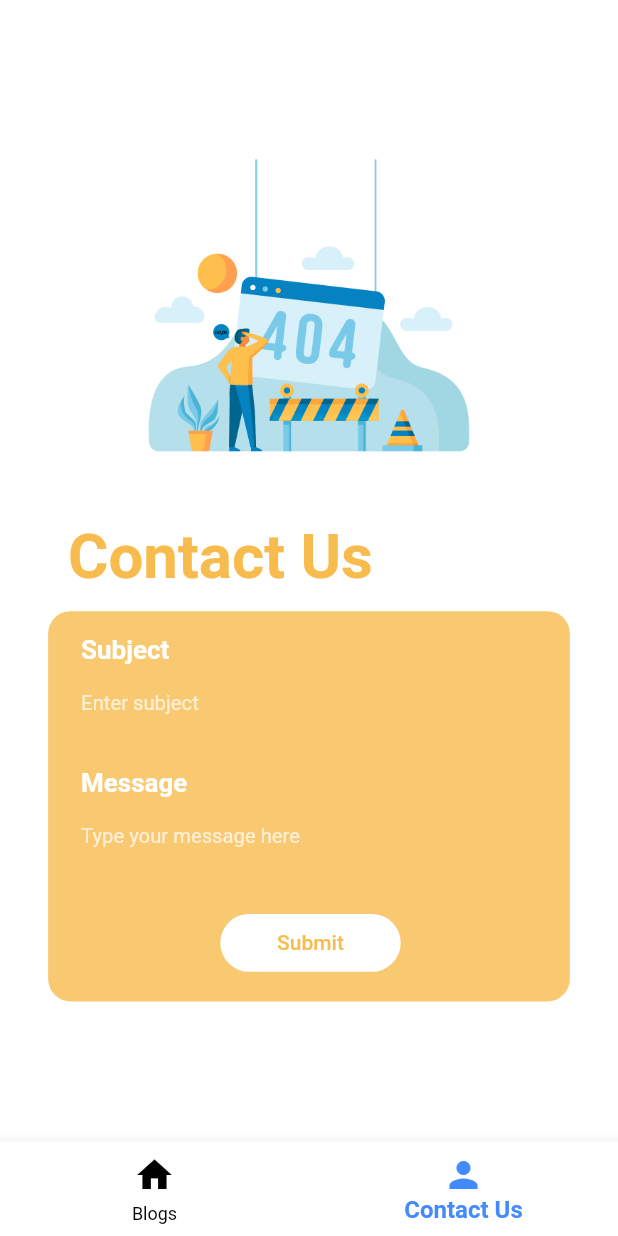
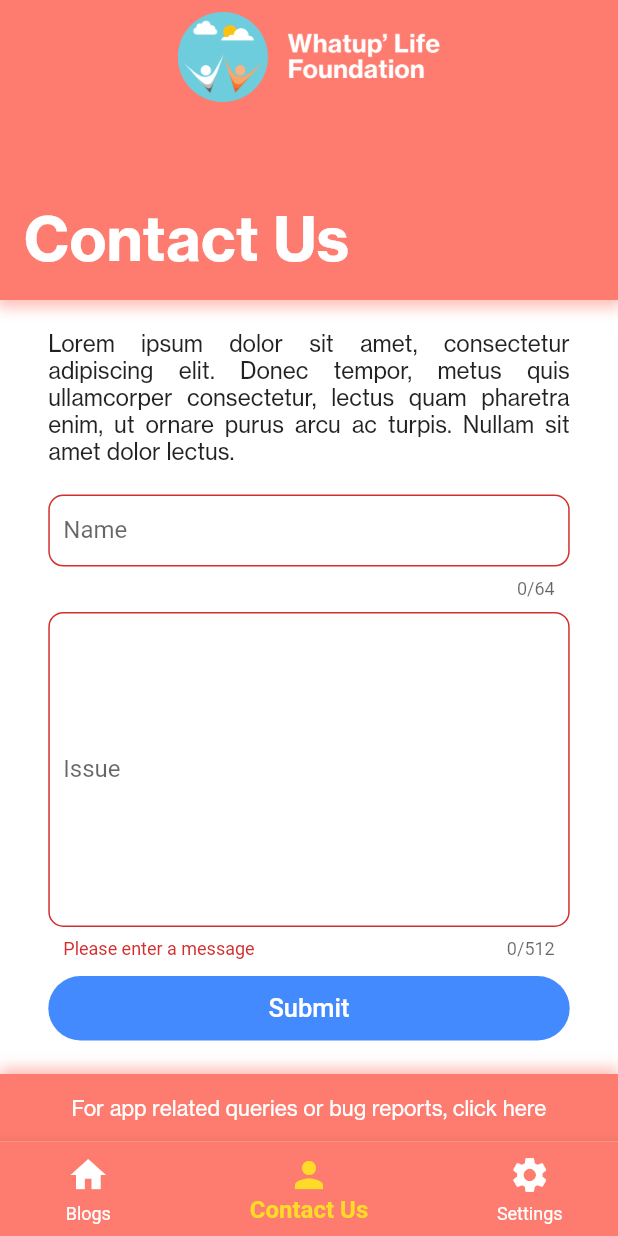
Before and after one commit to Mayur57/wlf-app, a Flutter app: the BottomNavigationBarController screen opened by its route, item 2 of the bottom bar chosen, after a tap on "Submit", on a phone screen of 412 x 824 dp. Run offline on Flutter 3.47's test engine with Material 2 defaults, Android fonts, the phone set to English and light mode, and no system bars; our stand-ins replace cached_network_image, cloud_firestore, expandable; accounts and stored records are empty; Roboto replaces fonts that are missing (Circular Medium, assets/font/NHGTX-regular.ttf).

Commit message:
Navbar, Settings Page and Contacts Page completely redone

```diff
--- /dev/null
+++ b/lib/res/color.dart
@@ -0,0 +1,6 @@
+import 'package:flutter/material.dart';
+
+const Color mainColor = Color(0xFF01B1D2);
+const Color accent = Color(0xFFFEDB27);
+const Color wlfCoral = Color(0xFFFD7C6F);
+const Color wlfGraphite = Color(0xFF2A2B2A);
--- a/lib/res/strings.dart
+++ b/lib/res/strings.dart
@@ -2,8 +2,13 @@
 
 //Image Links
 String loginPageLogoImage = 'assets/images/WLF_loginpage_header.png';
+String loginPageLogoImageWhite = 'assets/images/WUF_logo-white.png';
+String loginPageLogoImageBlack = 'assets/images/WUF_logo-black.png';
+
 
 //Font
 String NHregular = "assets/font/NHGTX-regular.ttf";
 String NHbold = "assets/font/NHGTX-bold.ttf";
 String NHmedium = "assets/font/NHGTX-medium.ttf";
+
+String lipsum = "Lorem ipsum dolor sit amet, consectetur adipiscing elit. Donec tempor, metus quis ullamcorper consectetur, lectus quam pharetra enim, ut ornare purus arcu ac turpis. Nullam sit amet dolor lectus.";
--- a/lib/screens/blog.dart
+++ b/lib/screens/blog.dart
@@ -2,6 +2,8 @@ import 'dart:ui';
 import 'package:cached_network_image/cached_network_image.dart';
 import 'package:flutter/cupertino.dart';
 import 'package:flutter/material.dart';
+import 'package:wlf/res/color.dart';
+import 'package:wlf/res/strings.dart';
 import 'package:wlf/screens/content.dart';
 import 'package:wlf/util/scaler.dart';
 import 'package:wlf/widgets/navbar.dart';
@@ -40,45 +42,45 @@ class _BlogPageState extends State<BlogPage> {
   @override
   Widget build(BuildContext context) {
     return Scaffold(
+      backgroundColor: Colors.white70,
       appBar: AppBar(
+        backgroundColor: mainColor,
+        automaticallyImplyLeading: false,
         actions: <Widget>[
-          InkWell(
+          IconButton(
+            tooltip: "Logout",
+            icon: Icon(
+              Icons.power_settings_new,
+              color: Colors.white,
+            ),
+          ),
+          Padding(
+            padding: const EdgeInsets.only(right: 8.0),
             child: IconButton(
+              tooltip: "Notifications",
               icon: Icon(
                 Icons.notifications,
                 color: Colors.white,
-                size: 3.5 * SizeConfig.heightSizeMultiplier,
               ),
             ),
           ),
         ],
-        title: Text("Whatup' Life Foundation"),
-        centerTitle: true,
-        backgroundColor: Colors.lightBlueAccent,
-        elevation: 0,
+        title: Text("Whatup' Life Foundation",
+            style: TextStyle(fontFamily: 'NHGTX')),
       ),
-      floatingActionButton: !fab
-          ? null
-          : FloatingActionButton(
-              child: Icon(Icons.arrow_upward),
-              foregroundColor: Colors.white,
-              backgroundColor: Colors.blue,
-              onPressed: () {
-                _scrollController.animateTo(0,
-                    duration: new Duration(seconds: 1), curve: Curves.ease);
-              },
-            ),
-      backgroundColor: Colors.lightBlueAccent,
       body: StreamBuilder<QuerySnapshot>(
         stream: Firestore.instance.collection("blogs").snapshots(),
         builder: (context, snapshot) {
           return !snapshot.hasData
-              ? Text("Check Internet Connection")
-              : ListView.builder(
+              ? Center(child: CircularProgressIndicator(),)
+              : Stack(
+                  children: <Widget>[
+                    ListView.builder(
                         controller: _scrollController,
                         itemCount: snapshot.data.documents.length,
                         itemBuilder: (context, index) {
-                    DocumentSnapshot _blog = snapshot.data.documents[index];
+                          DocumentSnapshot _blog =
+                              snapshot.data.documents[index];
                           return GestureDetector(
                             onTap: () {
                               Navigator.push(
@@ -95,13 +97,12 @@ class _BlogPageState extends State<BlogPage> {
                             child: Container(
                               height: 280,
                               child: Card(
-                          color: Colors.white.withOpacity(0),
-                          elevation: 10,
+                                elevation: 3,
                                 shape: RoundedRectangleBorder(
-                            borderRadius: BorderRadius.circular(15.0),
+                                  borderRadius:
+                                      BorderRadius.circular(8.0),
                                 ),
-                          margin: EdgeInsets.all(10),
-                          semanticContainer: true,
+                                margin: EdgeInsets.symmetric(vertical: 8, horizontal: 10),
                                 clipBehavior: Clip.antiAliasWithSaveLayer,
                                 child: Stack(
                                   children: <Widget>[
@@ -109,23 +110,30 @@ class _BlogPageState extends State<BlogPage> {
                                       height: 280.0,
                                       margin: EdgeInsets.all(2.0),
                                       decoration: BoxDecoration(
-                                    borderRadius: BorderRadius.circular(8.0),
+                                        borderRadius:
+                                            BorderRadius.circular(8.0),
                                         color: Colors.transparent,
                                         image: DecorationImage(
                                           fit: BoxFit.fill,
-                                      image: CachedNetworkImageProvider(
-                                          _blog.data["image_url"]),
-                                    )),
+                                          image:
+                                              CachedNetworkImageProvider(
+                                                  _blog
+                                                      .data["image_url"]),
+                                        ),
+                                      ),
                                     ),
                                     Container(
                                       height: 280,
                                       padding: EdgeInsets.all(10.0),
                                       decoration: BoxDecoration(
-                                  borderRadius: BorderRadius.circular(8.0),
+                                        borderRadius:
+                                            BorderRadius.circular(8.0),
                                         color: Colors.blue,
                                         gradient: LinearGradient(
-                                    begin: FractionalOffset.topCenter,
-                                    end: FractionalOffset.bottomCenter,
+                                          begin:
+                                              FractionalOffset.topCenter,
+                                          end: FractionalOffset
+                                              .bottomCenter,
                                           colors: [
                                             Colors.black.withOpacity(0.6),
                                             Colors.black.withOpacity(0.6),
@@ -135,19 +143,24 @@ class _BlogPageState extends State<BlogPage> {
                                       ),
                                     ),
                                     Container(
-                                height: 280,
+                                      height: 270,
                                       padding: EdgeInsets.symmetric(
-                                    horizontal: 20.0, vertical: 12.0),
+                                          horizontal: 20.0,
+                                          vertical: 12.0),
                                       alignment: Alignment.bottomCenter,
                                       child: Text(
                                         _blog.data["title"].length > 60
-                                      ? _blog.data["title"].substring(0, 60) +
+                                            ? _blog.data["title"]
+                                                    .substring(0, 60) +
                                                 '...'
                                             : _blog.data["title"],
                                         style: TextStyle(
+                                          fontFamily: 'NHGTX',
                                             fontSize:
-                                          MediaQuery.of(context).size.height *
-                                              0.025,
+                                                MediaQuery.of(context)
+                                                        .size
+                                                        .height *
+                                                    0.022,
                                             fontWeight: FontWeight.bold,
                                             color: Colors.white),
                                         textAlign: TextAlign.center,
@@ -158,7 +171,9 @@ class _BlogPageState extends State<BlogPage> {
                               ),
                             ),
                           );
-                  });
+                        }),
+                  ],
+                );
         },
       ),
     );
--- a/lib/screens/contactus.dart
+++ b/lib/screens/contactus.dart
@@ -2,7 +2,9 @@ import 'dart:ui';
 
 import 'package:flutter/cupertino.dart';
 import 'package:flutter/material.dart';
+import 'package:flutter/rendering.dart';
 import 'package:flutter/widgets.dart';
+import 'package:wlf/res/color.dart';
 import 'package:wlf/res/strings.dart';
 import '../main.dart';
 import '../util/scaler.dart';
@@ -15,153 +17,197 @@ class ContactUs extends StatefulWidget {
 }
 
 class _ContactUsState extends State<ContactUs> {
+  final _formKey = GlobalKey<FormState>();
+  TextEditingController _name = TextEditingController();
   TextEditingController _subject = TextEditingController();
   TextEditingController _message = TextEditingController();
+
+  String username = '';
+  String userSubject = '';
+  String userMessage = '';
+
   @override
   Widget build(BuildContext context) {
     return Scaffold(
       backgroundColor: Colors.white,
-        body:SingleChildScrollView(
-            padding: EdgeInsets.only(bottom:MediaQuery.of(context).viewInsets.bottom),
-            child:Center(
-                child:Padding(
-                  padding: EdgeInsets.only(top:80),
+      body: Container(
+        height: MediaQuery.of(context).size.height,
         child: Column(
+          mainAxisSize: MainAxisSize.max,
+          mainAxisAlignment: MainAxisAlignment.spaceBetween,
           children: <Widget>[
-                      Row(
-                        mainAxisAlignment: MainAxisAlignment.center,
-                        children: <Widget>[
-                          Image(
-                              image:AssetImage('assets/images/404.png'),
-                              height:30 * SizeConfig.heightSizeMultiplier
-                          )
+            //Header
+            Container(
+              height: 200,
+              width: MediaQuery.of(context).size.width,
+              decoration: BoxDecoration(
+                color: wlfCoral,
+                boxShadow: [
+                  BoxShadow(
+                    color: wlfCoral.withOpacity(0.5),
+                    spreadRadius: 2,
+                    blurRadius: 7,
+                    offset: Offset(0, 3), // changes position of shadow
+                  ),
                 ],
               ),
-                      SizedBox(
-                        height: 20,
+              child: SafeArea(
+                child: Stack(
+                  children: <Widget>[
+                    Padding(
+                      padding: const EdgeInsets.only(top: 8.0),
+                      child: Align(
+                        alignment: Alignment.topCenter,
+                        child: Image.asset(
+                          loginPageLogoImageWhite,
+                          height: 60,
                         ),
-                      Row(
-                        mainAxisAlignment: MainAxisAlignment.start,
+                      ),
+                    ),
+                    Positioned(
+                        bottom: 16,
+                        left: 16,
+                        child: Text(
+                          "Contact Us",
+                          style: TextStyle(
+                              fontSize: 40,
+                              fontFamily: 'NHGTX',
+                              fontWeight: FontWeight.bold,
+                              color: Colors.white),
+                        ))
+                  ],
+                ),
+              ),
+            ),
+            Container(
+                width: 84.37 * SizeConfig.widthSizeMultiplier,
+                child: Text(
+                  lipsum,
+                  textAlign: TextAlign.justify,
+                  style: TextStyle(
+                    fontFamily: 'NHGTX',
+                    fontSize: 15,
+                  ),
+                )),
+            //The form
+            Padding(
+              padding: EdgeInsets.only(
+                  bottom: MediaQuery.of(context).viewInsets.bottom),
+              child: Container(
+                width: 84.37 * SizeConfig.widthSizeMultiplier,
+                child: Form(
+                  key: _formKey,
+                  child: Column(
+                    crossAxisAlignment: CrossAxisAlignment.start,
                     children: <Widget>[
-                          SizedBox(
-                            //height: 3.5 * SizeConfig.heightSizeMultiplier,
-                            width: 11 * SizeConfig.widthSizeMultiplier,
+                      TextFormField(
+                        maxLength: 64,
+                        controller: _name,
+                        validator: (value) {
+                          //TODO: Validate the name, throw error if empty
+                          return '';
+                        },
+                        keyboardType: TextInputType.emailAddress,
+                        obscureText: false,
+                        style: TextStyle(
+                            color: Colors.black, fontFamily: NHregular),
+                        decoration: InputDecoration(
+                          contentPadding: const EdgeInsets.all(10.0),
+                          border: OutlineInputBorder(
+                            borderRadius: BorderRadius.circular(10),
+                            gapPadding: 2,
                           ),
-                          Text("Contact Us",
-                            style: TextStyle(
-                                fontFamily: 'Circular Medium',
-                                color: bg,
-                                fontSize: 5 * SizeConfig.heightSizeMultiplier,
-                                fontWeight: FontWeight.bold
-                            ),),
-
-                        ],
+                          labelText: 'Name',
+                        ),
+                        onChanged: (value) {
+                          setState(() => username = value);
+                        },
                       ),
                       SizedBox(
                         height: 1 * SizeConfig.heightSizeMultiplier,
                       ),
-                      Container(
-                          color: Colors.white.withOpacity(0),
-                          //height: 47.07 * SizeConfig.heightSizeMultiplier,
-                          width: 86.37 * SizeConfig.widthSizeMultiplier,
-                          child: Card(
-                            elevation: 0,
-                            color: bg.withOpacity(0.8),
+                      TextFormField(
+                        maxLength: 512,
+                        maxLines: 10,
+                        controller: _message,
+                        onChanged: (value) {
+                          setState(() => userMessage = value);
+                        },
+                        validator: (value) => value.length == 0
+                            ? 'Please enter a message'
+                            : null,
+                        keyboardType: TextInputType.emailAddress,
+                        style: TextStyle(
+                            color: Colors.black, fontFamily: NHregular),
+                        decoration: InputDecoration(
+                          contentPadding: const EdgeInsets.all(10.0),
+                          border: OutlineInputBorder(
+                            borderRadius: BorderRadius.circular(10),
+                            gapPadding: 2,
+                          ),
+                          labelText: 'Issue',
+                        ),
+                      ),
+                      SizedBox(
+                        height: 1 * SizeConfig.heightSizeMultiplier,
+                      ),
+                      Align(
+                        alignment: Alignment.center,
+                        child: ButtonTheme(
+                          minWidth: 84.37 * SizeConfig.widthSizeMultiplier,
+                          height: 5.2 * SizeConfig.heightSizeMultiplier,
+                          child: FlatButton(
+                            onPressed: () {
+                              if (_formKey.currentState.validate()) {
+                                Navigator.of(context)
+                                    .pushReplacementNamed('/test');
+                              }
+                            },
+                            color: Colors.blueAccent,
                             shape: RoundedRectangleBorder(
-                              borderRadius: BorderRadius.circular(15.0),
-                            ),
-                            child: Padding(
-                              padding: const EdgeInsets.only(
-                                  top: 15.0, right: 20.0, left: 22.0, bottom: 15),
-                              child: Column(
-                                crossAxisAlignment: CrossAxisAlignment.start,
-                                children: <Widget>[
-                                  SizedBox(
-                                    height: 0.1 * SizeConfig.heightSizeMultiplier,
-                                  ),
-                                  Text(
-                                    'Subject',
+                                borderRadius: BorderRadius.circular(100)),
+                            child: Text(
+                              'Submit',
                               style: TextStyle(
                                 color: Colors.white,
-                                        fontFamily: 'Circular Medium',
-                                        fontSize:
-                                        2.1 * SizeConfig.heightSizeMultiplier,
-                                        fontWeight: FontWeight.bold),
+                                fontFamily: NHregular,
+                                fontSize: 17,
                               ),
-                                  TextField(
-                                    style: TextStyle(color: Colors.white),
-                                    decoration: InputDecoration(
-                                      border: InputBorder.none,
-                                      hintText: 'Enter subject',
-                                      hintStyle: TextStyle(
-                                          color: Colors.white70,
-                                          fontSize: 1.64 *
-                                              SizeConfig.heightSizeMultiplier),
                             ),
-                                    controller: _subject,
-                                  ),
-                                  SizedBox(
-                                    height: 2.5 * SizeConfig.heightSizeMultiplier,
-                                  ),
-                                  Text(
-                                    'Message',
-                                    style: TextStyle(
-                                        color: Colors.white,
-                                        fontFamily: 'Circular Medium',
-                                        fontSize:
-                                        2.1 * SizeConfig.heightSizeMultiplier,
-                                        fontWeight: FontWeight.bold),
-                                  ),
-                                  TextField(
-
-//
-                                    style: TextStyle(color: Colors.white),
-                                    decoration: InputDecoration(
-
-                                      border: InputBorder.none,
-                                      hintText: 'Type your message here',
-                                      hintStyle: TextStyle(
-                                          color: Colors.white70,
-                                          fontSize: 1.64 *
-                                              SizeConfig.heightSizeMultiplier),
-                                    ),
-                                    controller: _message,
-                                  ),
-                                  SizedBox(
-                                    height: 3 * SizeConfig.heightSizeMultiplier,
-                                  ),
-                                  Row(
-                                    mainAxisAlignment: MainAxisAlignment.center,
-                                    children: <Widget>[
-                                      ButtonTheme(
-                                        minWidth: 29.19 *
-                                            SizeConfig.widthSizeMultiplier,
-                                        height: 4.69 *
-                                            SizeConfig.heightSizeMultiplier,
-                                        child: FlatButton(
-                                          onPressed: () {},
-                                          color: Colors.white,
-                                          shape: RoundedRectangleBorder(
-                                              borderRadius:
-                                              BorderRadius.circular(100)),
-                                          child: Text(
-                                            'Submit',
-                                            style: TextStyle(color: bg),
                           ),
                         ),
                       ),
                     ],
                   ),
+                ),
+              ),
+            ),
+            //Bottom Sheet for Devs Queries
+            Container(
+              height: 45,
+              width: MediaQuery.of(context).size.width,
+              decoration: BoxDecoration(
+                color: Color(0xFFFD7C6F),
+                boxShadow: [
+                  BoxShadow(
+                    color: Color(0xFFFD7C6F).withOpacity(0.5),
+                    spreadRadius: 1,
+                    blurRadius: 7,
+                    offset: Offset(0, -3), // changes position of shadow
+                  ),
+                ],
+              ),
+              child: Center(
+                child: Text(
+                  "For app related queries or bug reports, click here",
+                  style: TextStyle(
+                      fontSize: 14, fontFamily: 'NHGTX', color: Colors.white),
+                ),
+              ),
+            ),
           ],
         ),
       ),
-                          )),
-
-                    ],
-                  ),
-                )
-            )
-        )
     );
   }
 }
--- a/lib/screens/error_page.dart
+++ b/lib/screens/error_page.dart
@@ -45,7 +45,7 @@ class ErrorPage extends StatelessWidget {
               height: 20,
             ),
             FlatButton(
-              color: bg,
+//              color: bg,
               shape: RoundedRectangleBorder(
                 borderRadius: BorderRadius.circular(100.0),
               ),
--- a/lib/util/pageSwitchingHandler.dart
+++ b/lib/util/pageSwitchingHandler.dart
@@ -1,4 +1,6 @@
 import 'package:flutter/material.dart';
+import 'package:wlf/res/color.dart';
+import 'package:wlf/screens/settings.dart';
 import '../screens/blog.dart';
 import '../screens/contactus.dart';
 
@@ -17,6 +19,9 @@ class _BottomNavigationBarControllerState
     ContactUs(
       key: PageStorageKey('Page2'),
     ),
+    Settings(
+      key: PageStorageKey('Page3'),
+    ),
   ];
 
   final PageStorageBucket bucket = PageStorageBucket();
@@ -26,19 +31,42 @@ class _BottomNavigationBarControllerState
   Widget _bottomNavigationBar(int selectedIndex) => BottomNavigationBar(
         onTap: (int index) => setState(() => _selectedIndex = index),
         currentIndex: selectedIndex,
-        backgroundColor: Colors.white,
+        type: BottomNavigationBarType.shifting,
         iconSize: 28,
+        showSelectedLabels: true,
+        showUnselectedLabels: true,
         selectedFontSize: 16,
-        selectedItemColor: Colors.blueAccent,
-        unselectedItemColor: Colors.black,
+        selectedItemColor: accent,
+        unselectedItemColor: Colors.white,
         selectedLabelStyle: TextStyle(
           color: Colors.white,
           fontWeight: FontWeight.bold,
         ),
         items: const <BottomNavigationBarItem>[
-          BottomNavigationBarItem(icon: Icon(Icons.home), title: Text('Blogs')),
           BottomNavigationBarItem(
-              icon: Icon(Icons.person), title: Text('Contact Us')),
+            backgroundColor: mainColor,
+            icon: Icon(Icons.home),
+            title: Text(
+              'Blogs',
+              style: TextStyle(fontFamily: 'NHGTX'),
+            ),
+          ),
+          BottomNavigationBarItem(
+            backgroundColor: wlfCoral,
+            icon: Icon(Icons.person),
+            title: Text(
+              'Contact Us',
+              style: TextStyle(fontFamily: 'NHGTX'),
+            ),
+          ),
+          BottomNavigationBarItem(
+            backgroundColor: wlfGraphite,
+            icon: Icon(Icons.settings),
+            title: Text(
+              'Settings',
+              style: TextStyle(fontFamily: 'NHGTX'),
+            ),
+          ),
         ],
       );
 
--- a/pubspec.yaml
+++ b/pubspec.yaml
@@ -22,6 +22,7 @@ dependencies:
   flutter_html: ^1.0.0
   firebase_auth: ^0.16.1
   firebase_messaging: ^6.0.16
+  expandable: ^4.1.4
 
 dev_dependencies:
   flutter_test:
```
Also changed, not shown: lib/screens/settings.dart (added, +290 -0 lines), assets/images/WUF_logo-black.png (added), assets/images/WUF_logo-white.png (added), assets/images/code-icon.png (added), pubspec.lock. Lines whose indentation alone changed are shown as unchanged.
